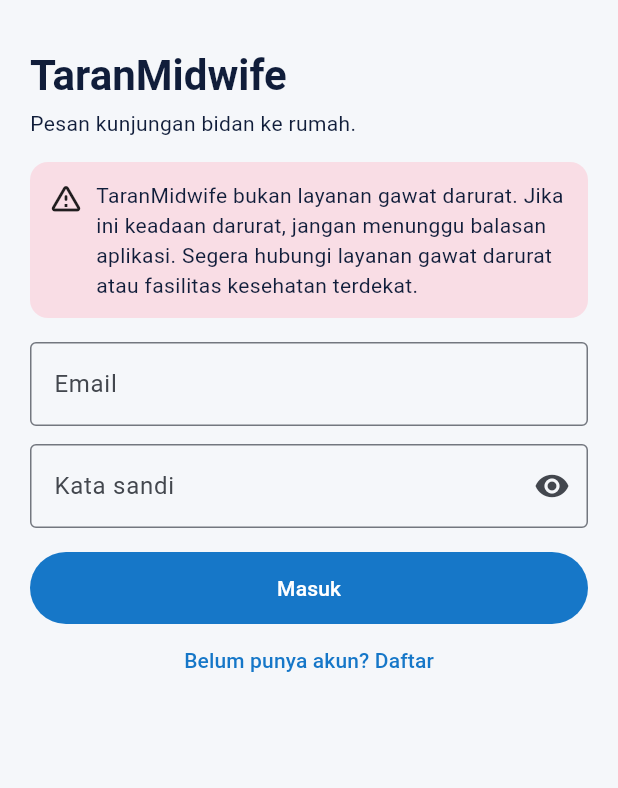
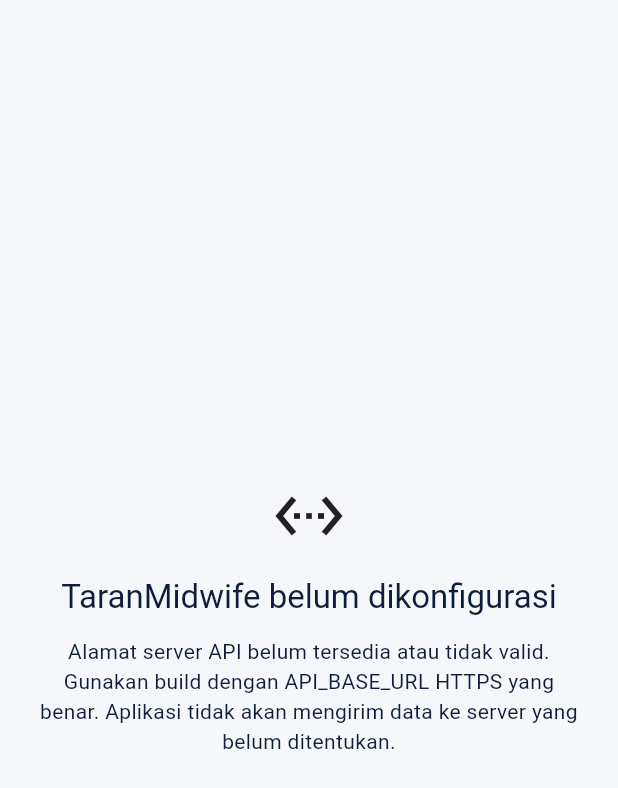
Before and after one commit to taranhealt/taranmidwife, a Flutter app: the screen it shows after launch, on a phone screen of 412 x 824 dp. Shown: the top 788 px of the screen. Run offline on Flutter 3.47's test engine with Material 3 defaults, Android fonts, the phone set to English and light mode, and no system bars; our stand-ins replace flutter_secure_storage; accounts and stored records are empty.

```diff
--- a/apps/patient_app/lib/main.dart
+++ b/apps/patient_app/lib/main.dart
@@ -11,13 +11,26 @@ void main() {
   final tokens = SecureTokenStore();
   final api = ApiClient(baseUrl: AppConfig.apiBaseUrl, tokens: tokens);
   final auth = AuthController(api, tokens);
-  runApp(PatientApp(api: api, auth: auth));
+  runApp(
+    PatientApp(
+      api: api,
+      auth: auth,
+      apiConfigured: AppConfig.hasValidApiBaseUrl,
+    ),
+  );
 }
 
 class PatientApp extends StatelessWidget {
-  const PatientApp({super.key, required this.api, required this.auth});
+  const PatientApp({
+    super.key,
+    required this.api,
+    required this.auth,
+    this.apiConfigured = true,
+  });
+
   final ApiClient api;
   final AuthController auth;
+  final bool apiConfigured;
 
   @override
   Widget build(BuildContext context) {
@@ -30,7 +43,43 @@ class PatientApp extends StatelessWidget {
         title: 'TaranMidwife',
         debugShowCheckedModeBanner: false,
         theme: taranTheme(),
-        home: const AuthGate(),
+        home: apiConfigured ? const AuthGate() : const ApiConfigurationPage(),
+      ),
+    );
+  }
+}
+
+class ApiConfigurationPage extends StatelessWidget {
+  const ApiConfigurationPage({super.key});
+
+  @override
+  Widget build(BuildContext context) {
+    return Scaffold(
+      body: SafeArea(
+        child: Center(
+          child: Padding(
+            padding: const EdgeInsets.all(24),
+            child: Column(
+              mainAxisSize: MainAxisSize.min,
+              children: [
+                const Icon(Icons.settings_ethernet, size: 48),
+                const SizedBox(height: 16),
+                Text(
+                  'TaranMidwife belum dikonfigurasi',
+                  style: Theme.of(context).textTheme.titleLarge,
+                  textAlign: TextAlign.center,
+                ),
+                const SizedBox(height: 12),
+                const Text(
+                  'Alamat server API belum tersedia atau tidak valid. '
+                  'Gunakan build dengan API_BASE_URL HTTPS yang benar. '
+                  'Aplikasi tidak akan mengirim data ke server yang belum ditentukan.',
+                  textAlign: TextAlign.center,
+                ),
+              ],
+            ),
+          ),
+        ),
       ),
     );
   }
```
